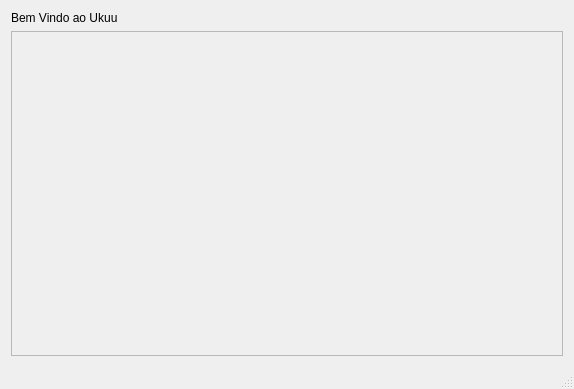
The window that PasswordManager2/principal.ui (ecsanchesjr/ProjetoSeguran-a) describes before a commit, drawn with Qt 5.
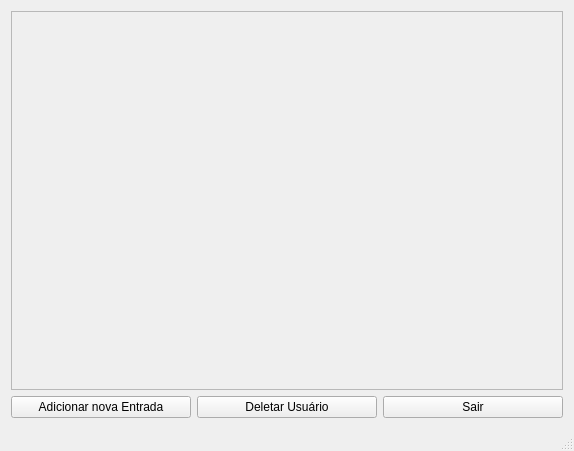
The same window after the commit.

Commit message: Novas interções de interface

The edit to the form file:
```diff
--- a/PasswordManager2/principal.ui
+++ b/PasswordManager2/principal.ui
@@ -7,7 +7,7 @@
     <x>0</x>
     <y>0</y>
     <width>574</width>
-    <height>389</height>
+    <height>451</height>
    </rect>
   </property>
   <property name="windowTitle">
@@ -16,40 +16,55 @@
   <widget class="QWidget" name="centralWidget">
    <layout class="QVBoxLayout" name="verticalLayout_2">
     <item>
-     <widget class="QLabel" name="label">
-      <property name="text">
-       <string>Bem Vindo ao Ukuu</string>
-      </property>
-     </widget>
-    </item>
+     <layout class="QVBoxLayout" name="verticalLayout">
     <item>
      <widget class="QScrollArea" name="scrollArea">
       <property name="widgetResizable">
        <bool>true</bool>
       </property>
-      <property name="alignment">
-       <set>Qt::AlignLeading|Qt::AlignLeft|Qt::AlignVCenter</set>
-      </property>
       <widget class="QWidget" name="scrollAreaWidgetContents">
        <property name="geometry">
         <rect>
          <x>0</x>
          <y>0</y>
-         <width>558</width>
-         <height>326</height>
-        </rect>
-       </property>
-       <layout class="QVBoxLayout" name="verticalLayout">
-        <item>
-         <layout class="QGridLayout" name="gridLayout_3">
-          <property name="sizeConstraint">
-           <enum>QLayout::SetNoConstraint</enum>
-          </property>
+           <width>556</width>
+           <height>368</height>
+          </rect>
+         </property>
+         <layout class="QGridLayout" name="gridLayout_2">
+          <item row="0" column="0">
+           <layout class="QGridLayout" name="gridLayout"/>
+          </item>
          </layout>
-        </item>
-       </layout>
-      </widget>
-     </widget>
+        </widget>
+       </widget>
+      </item>
+     </layout>
+    </item>
+    <item>
+     <layout class="QHBoxLayout" name="horizontalLayout">
+      <item>
+       <widget class="QPushButton" name="pushButton_2">
+        <property name="text">
+         <string>Adicionar nova Entrada</string>
+        </property>
+       </widget>
+      </item>
+      <item>
+       <widget class="QPushButton" name="pushButton_3">
+        <property name="text">
+         <string>Deletar Usuário</string>
+        </property>
+       </widget>
+      </item>
+      <item>
+       <widget class="QPushButton" name="pushButton">
+        <property name="text">
+         <string>Sair</string>
+        </property>
+       </widget>
+      </item>
+     </layout>
     </item>
    </layout>
   </widget>
```
Lines whose indentation alone changed are shown as unchanged. The commit also changes 3 other files.
